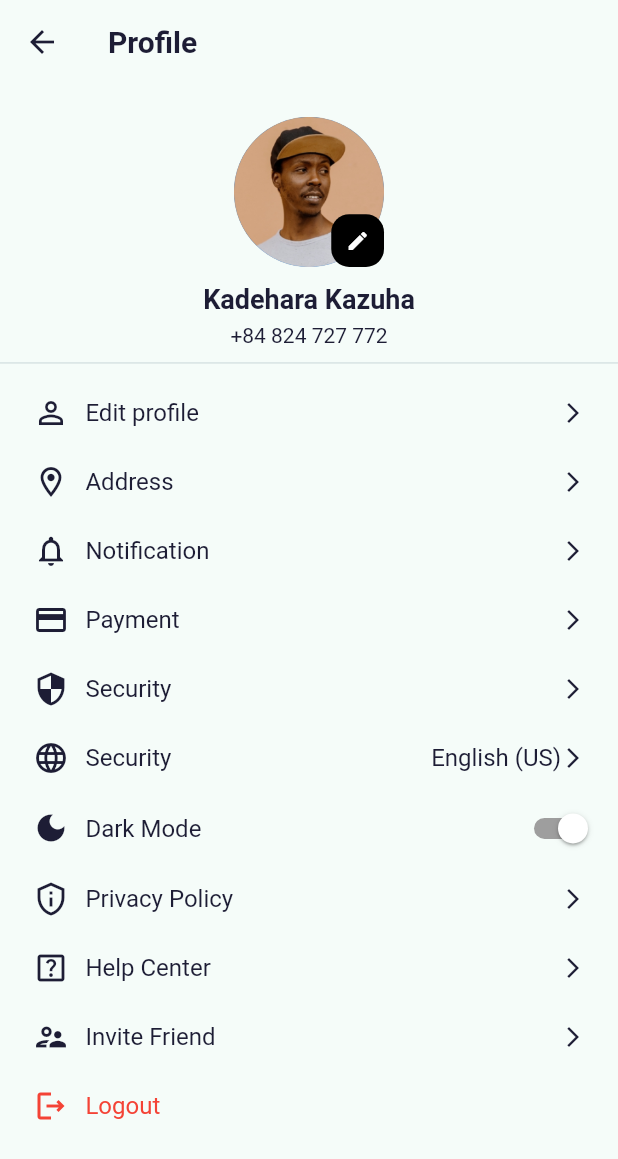
After one commit to vuxnguyxn/e-commerce-app, a Flutter app: the Profile screen opened directly, on a phone screen of 412 x 824 dp. The commit adds this screen. Shown: the top 1159 px of the screen. Run offline on Flutter 3.47's test engine with Material 2 defaults, Android fonts, the phone set to English and light mode, and no system bars; our stand-ins replace flutter_svg.

Commit message:
features(profile): create profile page

```diff
--- a/lib/features/home/presentation/home.dart
+++ b/lib/features/home/presentation/home.dart
@@ -2,6 +2,7 @@ import 'package:animations/animations.dart';
 import 'package:e_commerce_app/features/cart/presentation/cart.dart';
 import 'package:e_commerce_app/features/home/presentation/pages/home_page.dart';
 import 'package:e_commerce_app/core/size_config.dart';
+import 'package:e_commerce_app/features/profile/presentation/pages/profile_page.dart';
 import 'package:flutter/material.dart';
 
 
@@ -21,7 +22,7 @@ class _HomeScreenState extends State<HomeScreen> {
     const Cart(),
     const HomePage(),
     const HomePage(),
-    const HomePage(),
+    const Profile(),
   ];
 
   @override
--- /dev/null
+++ b/lib/features/profile/presentation/pages/profile_page.dart
@@ -0,0 +1,184 @@
+import 'package:e_commerce_app/core/constants.dart';
+import 'package:e_commerce_app/core/size_config.dart';
+import 'package:e_commerce_app/features/profile/presentation/widgets/dark_mode_item.dart';
+import 'package:e_commerce_app/widgets/horizon_line.dart';
+import 'package:flutter/material.dart';
+
+class Profile extends StatelessWidget {
+  const Profile({super.key});
+
+  static const String route = '/profile';
+
+  @override
+  Widget build(BuildContext context) {
+    final Brightness brightness = MediaQuery.of(context).platformBrightness;
+    return Scaffold(
+      appBar: AppBar(
+        title: const Text('Profile'),
+      ),
+      body: SingleChildScrollView(
+        child: Container(
+          padding: EdgeInsets.symmetric(
+              vertical: getProportionateScreenWidth(kDefaultPadding)),
+          child: Center(
+            child: Column(
+              crossAxisAlignment: CrossAxisAlignment.center,
+              children: [
+                avatarWithEditIcon(brightness),
+                SizedBox(
+                  height: getProportionateScreenWidth(kDefaultPadding / 2),
+                ),
+                const Text(
+                  'Kadehara Kazuha',
+                  style: TextStyle(fontSize: 18, fontWeight: FontWeight.bold),
+                ),
+                SizedBox(
+                  height: getProportionateScreenWidth(kDefaultPadding / 4),
+                ),
+                const Text(
+                  '+84 824 727 772',
+                  style: TextStyle(fontSize: 14),
+                ),
+                const HorizonLine(),
+                profileItem(
+                    press: () {},
+                    title: 'Edit profile',
+                    icon: Icons.person_outline),
+                profileItem(
+                    press: () {},
+                    title: 'Address',
+                    icon: Icons.location_on_outlined),
+                profileItem(
+                    press: () {},
+                    title: 'Notification',
+                    icon: Icons.notifications_outlined),
+                profileItem(
+                    press: () {}, title: 'Payment', icon: Icons.payment),
+                profileItem(
+                    press: () {},
+                    title: 'Security',
+                    icon: Icons.security_outlined),
+                profileItem(
+                    press: () {},
+                    title: 'Security',
+                    language: "English (US)",
+                    icon: Icons.language_outlined),
+                const DarkModeItem(),
+                profileItem(
+                    press: () {},
+                    title: 'Privacy Policy',
+                    icon: Icons.privacy_tip_outlined),
+                profileItem(
+                    press: () {},
+                    title: 'Help Center',
+                    icon: Icons.help_center_outlined),
+                profileItem(
+                    press: () {},
+                    title: 'Invite Friend',
+                    icon: Icons.supervisor_account_outlined),
+                logoutItem()
+              ],
+            ),
+          ),
+        ),
+      ),
+    );
+  }
+
+  Stack avatarWithEditIcon(Brightness brightness) {
+    return Stack(
+      alignment: Alignment.center,
+      children: [
+        SizedBox(
+          width: 100,
+          height: 100,
+          child: CircleAvatar(
+              child: Image.asset("assets/images/profile_image.png")),
+        ),
+        Positioned(
+          bottom: 0,
+          right: 0,
+          child: Container(
+            width: getProportionateScreenWidth(32),
+            height: getProportionateScreenWidth(32),
+            decoration: BoxDecoration(
+                borderRadius: BorderRadius.circular(12),
+                color: brightness == Brightness.light
+                    ? Colors.black
+                    : Colors.white),
+            child: IconButton(
+              onPressed: () {},
+              icon: Icon(
+                Icons.edit,
+                color: brightness == Brightness.light
+                    ? Colors.white
+                    : Colors.black,
+                size: 16,
+              ),
+            ),
+          ),
+        ),
+      ],
+    );
+  }
+
+  InkWell logoutItem() {
+    return InkWell(
+      onTap: () {},
+      borderRadius: BorderRadius.circular(12),
+      child: Container(
+        padding: EdgeInsets.symmetric(
+          vertical: getProportionateScreenWidth(kDefaultPadding / 2),
+          horizontal: getProportionateScreenWidth(kDefaultPadding),
+        ),
+        child: Row(
+          children: [
+            const Icon(
+              Icons.logout_outlined,
+              color: Colors.red,
+            ),
+            SizedBox(
+              width: getProportionateScreenWidth(kDefaultPadding / 2),
+            ),
+            const Text(
+              'Logout',
+              style: TextStyle(color: Colors.red),
+            )
+          ],
+        ),
+      ),
+    );
+  }
+
+  InkWell profileItem(
+      {required VoidCallback press,
+      required IconData icon,
+      String? language,
+      required String title}) {
+    return InkWell(
+      onTap: press,
+      borderRadius: BorderRadius.circular(12),
+      child: Container(
+        margin: EdgeInsets.symmetric(
+            vertical: getProportionateScreenWidth(kDefaultPadding / 2)),
+        padding: EdgeInsets.symmetric(
+            horizontal: getProportionateScreenWidth(kDefaultPadding)),
+        width: double.infinity,
+        child: Row(
+          children: [
+            Icon(icon),
+            SizedBox(
+              width: getProportionateScreenWidth(kDefaultPadding / 2),
+            ),
+            Expanded(child: Text(title)),
+            if (language != null) Text(language),
+            const Icon(
+              Icons.arrow_forward_ios,
+              size: 16,
+            ),
+          ],
+        ),
+      ),
+    );
+  }
+}
--- /dev/null
+++ b/lib/features/profile/presentation/widgets/dark_mode_item.dart
@@ -0,0 +1,47 @@
+import 'package:flutter/material.dart';
+
+import '../../../../core/constants.dart';
+import '../../../../core/size_config.dart';
+
+class DarkModeItem extends StatefulWidget {
+  const DarkModeItem({
+    super.key,
+  });
+
+  @override
+  State<DarkModeItem> createState() => _DarkThemeItemState();
+}
+
+class _DarkThemeItemState extends State<DarkModeItem> {
+  bool switchValue = true;
+  @override
+  Widget build(BuildContext context) {
+    return Container(
+      padding: EdgeInsets.only(
+          left: getProportionateScreenWidth(kDefaultPadding),
+          right: kDefaultPadding / 2),
+      width: double.infinity,
+      child: Row(
+        children: [
+          const Icon(Icons.dark_mode),
+          SizedBox(
+            width: getProportionateScreenWidth(kDefaultPadding / 2),
+          ),
+          const Expanded(child: Text('Dark Mode')),
+          Switch(
+            value: switchValue,
+            activeColor: Colors.white,
+            activeTrackColor: Colors.grey,
+            inactiveThumbColor: Colors.white,
+            inactiveTrackColor: Colors.grey,
+            onChanged: (value) {
+              setState(() {
+                switchValue = value;
+              });
+            },
+          ),
+        ],
+      ),
+    );
+  }
+}
```
